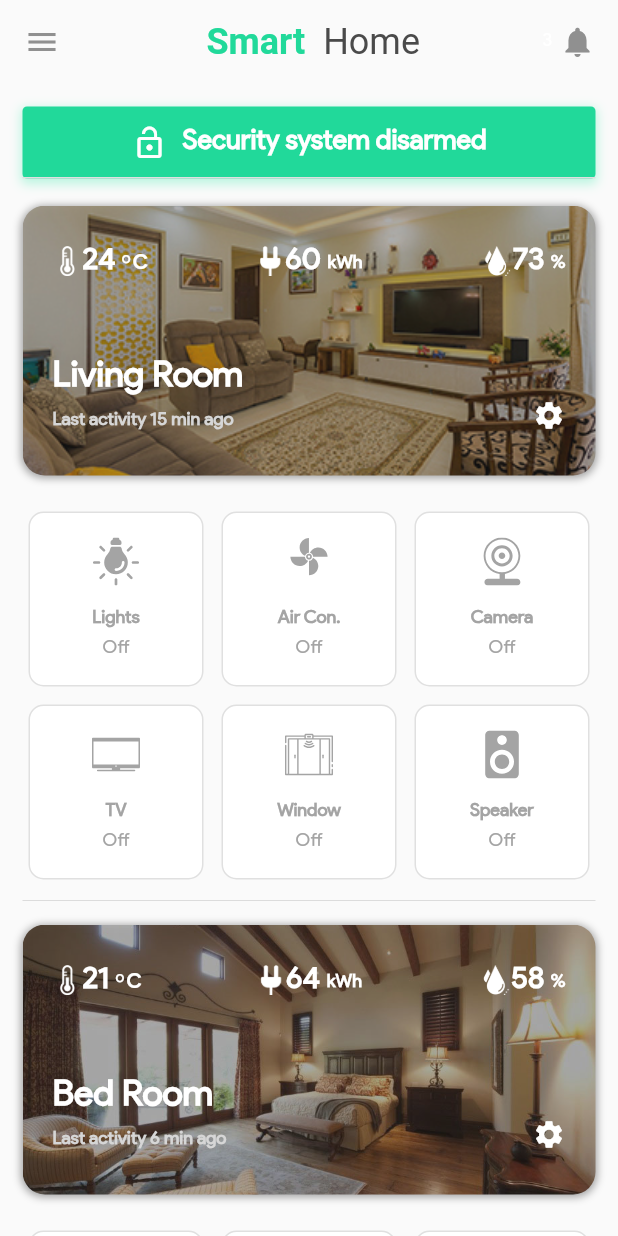
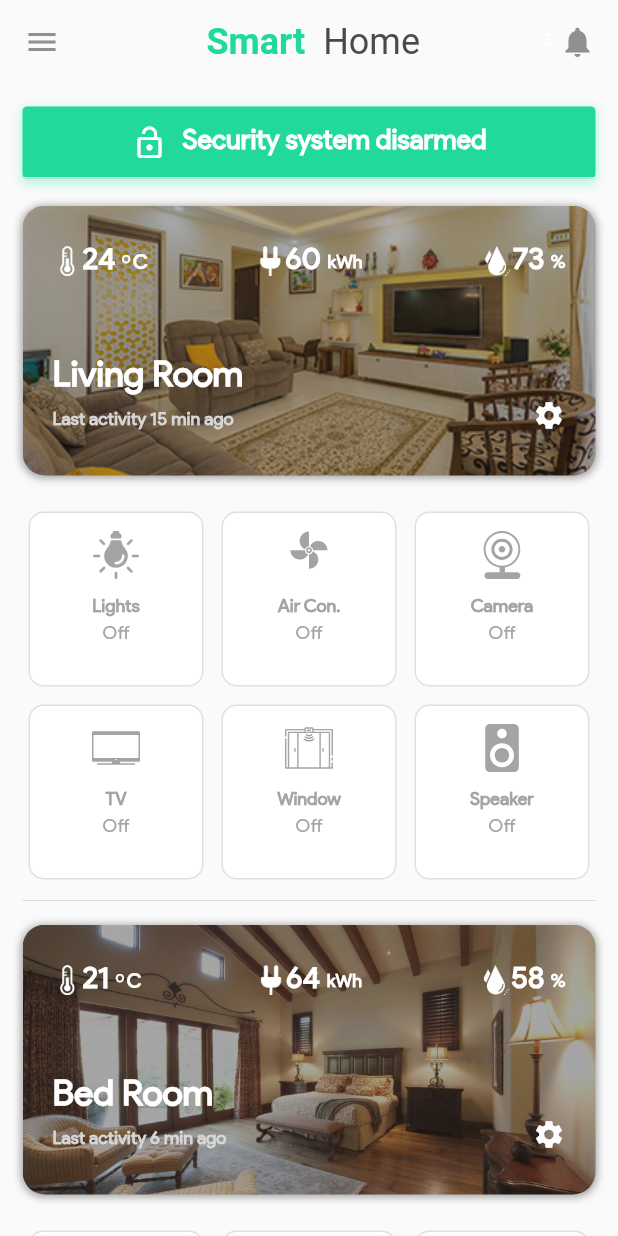
Before and after one commit to ashikdnd/flutter_iot_ui, a Flutter app: the screen it shows after launch, after a tap on "Security system armed", after a tap on "Lights", after a tap on "Air Con.", on a phone screen of 412 x 824 dp. Run offline on Flutter 3.47's test engine with Material 2 defaults, Android fonts, the phone set to English and light mode, and no system bars; our stand-ins replace flutter_svg.

Commit message:
UI Updates

```diff
--- a/lib/providers/roomprovider.dart
+++ b/lib/providers/roomprovider.dart
@@ -11,4 +11,18 @@ class RoomProvider extends ChangeNotifier {
     _roomList[roomIndex]['devices'][deviceIndex]['status'] = !_roomList[roomIndex]['devices'][deviceIndex]['status'];
     notifyListeners();
   }
+
+  lockRooms() {
+    for(int i=0; i<_roomList.length; i++) {
+      _roomList[i]['locked'] = true;
+    }
+    notifyListeners();
+  }
+
+  unlockRooms() {
+    for(int i=0; i<_roomList.length; i++) {
+      _roomList[i]['locked'] = false;
+    }
+    notifyListeners();
+  }
 }
--- a/lib/smart_home.dart
+++ b/lib/smart_home.dart
@@ -73,6 +73,7 @@ class _SmartHomeState extends State<SmartHome>
       securityStatusShadowColor = kArmedShadowColor;
     });
     Provider.of<Security>(context).updateStatus(true);
+    Provider.of<RoomProvider>(context).lockRooms();
   }
 
   void disableSecurity() {
@@ -84,6 +85,7 @@ class _SmartHomeState extends State<SmartHome>
       securityStatusShadowColor = kDisarmedShadowColor;
     });
     Provider.of<Security>(context).updateStatus(false);
+    Provider.of<RoomProvider>(context).unlockRooms();
   }
 
   bool toggleAnimation(type) {
--- a/lib/widgets/device.dart
+++ b/lib/widgets/device.dart
@@ -26,12 +26,11 @@ class _DeviceState extends State<Device> {
   @override
   Widget build(BuildContext context) {
     return Container(
-      width: MediaQuery.of(context).size.width * 0.28,
       margin: EdgeInsets.all(4.0),
       padding: EdgeInsets.only(
         top: 12.0,
-        bottom: 12.0,
       ),
+      height: 70.0,
       decoration: BoxDecoration(
         border: Border.all(width: 1.0, color: Colors.grey[300]),
         borderRadius: BorderRadius.circular(10.0),
@@ -39,6 +38,10 @@ class _DeviceState extends State<Device> {
       ),
       child: Column(
         mainAxisAlignment: MainAxisAlignment.center,
+        children: <Widget>[
+          Expanded(
+            child: Container(
+              child: Column(
                 children: <Widget>[
                   RotatedBox(
                     quarterTurns: widget.rotationValue ?? 0,
@@ -49,7 +52,7 @@ class _DeviceState extends State<Device> {
                     ),
                   ),
                   SizedBox(
-            height: 15.0,
+                    height: 12.0,
                   ),
                   Text(
                     widget.label,
@@ -59,7 +62,7 @@ class _DeviceState extends State<Device> {
                     ),
                   ),
                   SizedBox(
-            height: 5.0,
+                    height: 3.0,
                   ),
                   Text(
                     widget.status == true ? 'On' : 'Off',
@@ -69,6 +72,22 @@ class _DeviceState extends State<Device> {
                   )
                 ],
               ),
+            ),
+          ),
+
+          widget.status == true ? FractionallySizedBox(
+            widthFactor: 0.6,
+            child: Container(
+              width: MediaQuery.of(context).size.width * 0.1,
+              height: 4.0,
+              decoration: BoxDecoration(
+                color: kActiveDeviceColor,
+                borderRadius: BorderRadius.circular(5.0),
+              ),
+            ),
+          ) : SizedBox(),
+        ],
+      ),
     );
   }
 
--- a/lib/widgets/roomoverview.dart
+++ b/lib/widgets/roomoverview.dart
@@ -193,10 +193,18 @@ class _RoomOverviewState extends State<RoomOverview> {
                     child: Column(
                       crossAxisAlignment: CrossAxisAlignment.start,
                       children: <Widget>[
-                        Text(
-                          "${widget.roomName}",
-                          style: kBigTextStyle.copyWith(
-                              fontWeight: FontWeight.bold, color: Colors.white),
+                        Row(
+                          children: <Widget>[
+                            Text(
+                              widget.roomName,
+                              style: kBigTextStyle.copyWith(
+                                  fontWeight: FontWeight.bold, color: Colors.white),
+                            ),
+                            widget.locked ? Icon(
+                              Icons.settings,
+                              color: Colors.white,
+                            ) : SizedBox(),
+                          ],
                         ),
                         SizedBox(
                           height: 8.0,
```
Lines whose indentation alone changed are shown as unchanged.
